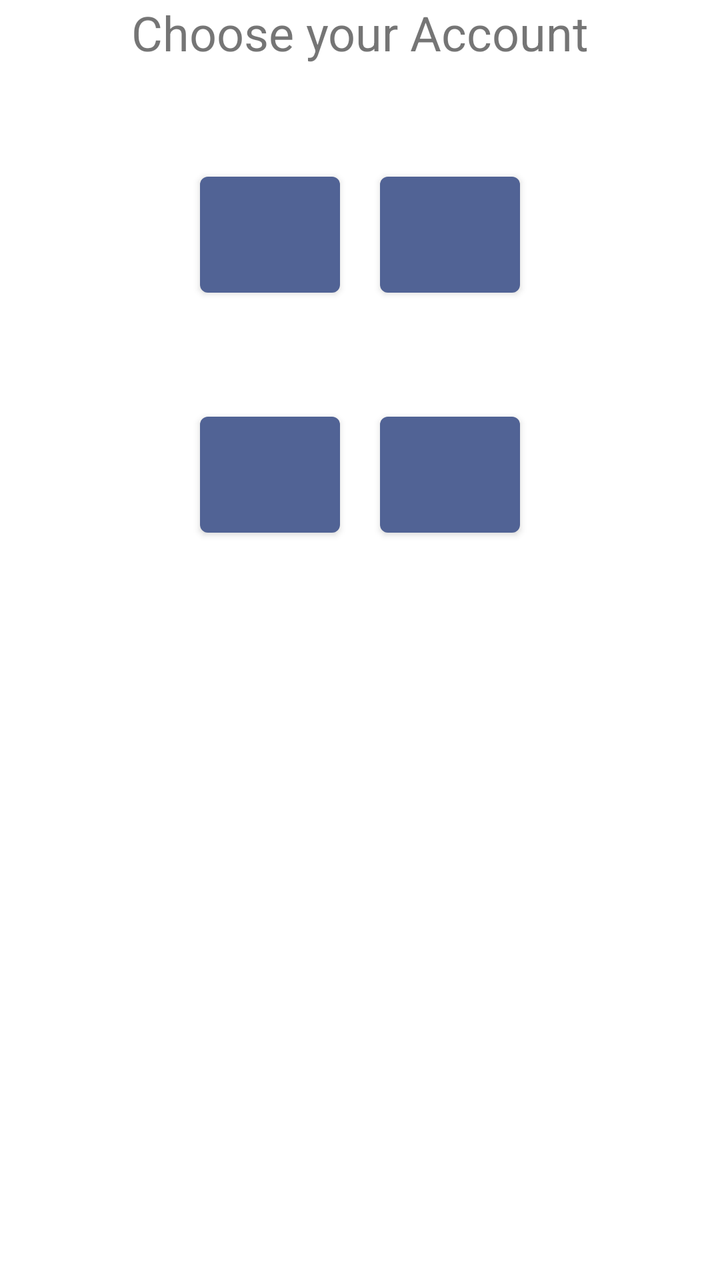
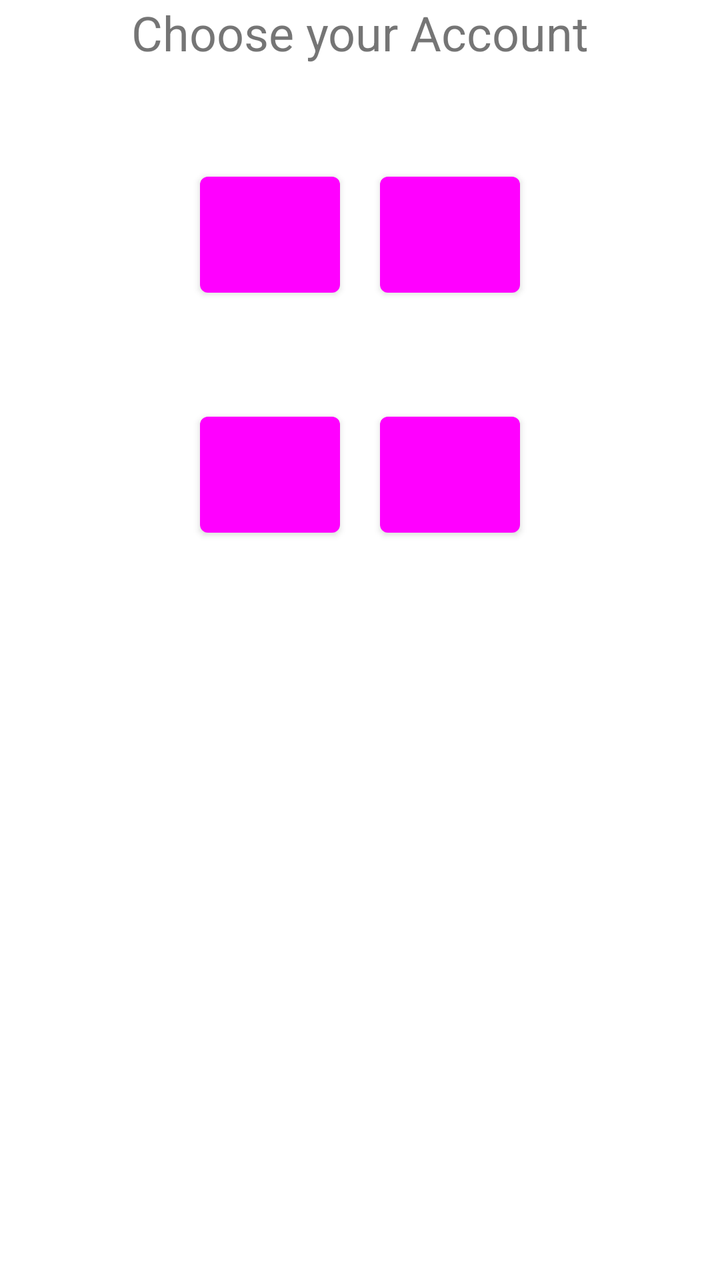

Before-and-after screenshots of an Android layout around one commit, followed by the original layout XML and the change that was made.
<!-- AndroidManifest.xml: application theme Theme.SELab23B02 -->
<!-- res/layout/fragment_multi_user_main.xml -->
<?xml version="1.0" encoding="utf-8"?>
<androidx.constraintlayout.widget.ConstraintLayout xmlns:android="http://schemas.android.com/apk/res/android"
    xmlns:app="http://schemas.android.com/apk/res-auto"
    xmlns:tools="http://schemas.android.com/tools"
    android:layout_width="match_parent"
    android:layout_height="match_parent"
    tools:context=".MultiUserMainFragment">

    <androidx.constraintlayout.widget.ConstraintLayout
        android:id="@+id/linearLayout"
        android:layout_width="match_parent"
        android:layout_height="wrap_content"
        android:orientation="vertical"
        tools:ignore="ExtraText">
        <LinearLayout
            android:layout_width="match_parent"
            android:layout_height="wrap_content"
            tools:ignore="MissingConstraints" />
        <TextView
            android:id="@+id/HeadlineText"
            android:layout_width="match_parent"
            android:layout_height="match_parent"
            android:text="Choose your Account"
            android:textAlignment="center"
            android:textSize="24dp"
            tools:layout_editor_absoluteX="6dp"
            tools:layout_editor_absoluteY="32dp" />
        <Button
            android:id="@+id/ButtonTopLeft"
            android:layout_width="70dp"
            android:layout_height="70dp"
            android:layout_marginTop="50dp"
            android:layout_marginLeft="100dp"
            app:layout_constraintTop_toBottomOf="@+id/HeadlineText"
            app:layout_constraintLeft_toLeftOf="@id/linearLayout"
            />

        <Button
            android:id="@+id/ButtonTopRight"
            android:layout_width="70dp"
            android:layout_height="70dp"
            android:layout_marginTop="50dp"
            android:layout_marginRight="100dp"
            app:layout_constraintTop_toBottomOf="@+id/HeadlineText"
            app:layout_constraintRight_toRightOf="@+id/linearLayout"
            />

        <Button
            android:id="@+id/ButtonBottomLeft"
            android:layout_width="70dp"
            android:layout_height="70dp"
            android:layout_marginTop="50dp"
            android:layout_marginLeft="100dp"
            app:layout_constraintTop_toBottomOf="@+id/ButtonTopLeft"
            app:layout_constraintLeft_toLeftOf="@id/linearLayout"
            />

        <Button
            android:id="@+id/ButtonBottomRight"
            android:layout_width="70dp"
            android:layout_height="70dp"
            android:layout_marginTop="50dp"
            android:layout_marginRight="100dp"
            app:layout_constraintTop_toBottomOf="@+id/ButtonTopRight"
            app:layout_constraintRight_toRightOf="@+id/linearLayout"
            />

    </androidx.constraintlayout.widget.ConstraintLayout>
</androidx.constraintlayout.widget.ConstraintLayout>
<!-- resources referenced by this layout -->
<resources>
  <style name="Theme.SELab23B02" parent="Theme.MaterialComponents.DayNight.DarkActionBar">
          
          <item name="colorPrimary">@color/accent_color</item>
          <item name="colorPrimaryVariant">@color/accent_color</item>
          <item name="colorOnPrimary">@color/white</item>
          
          <item name="colorSecondary">@color/teal_200</item>
          <item name="colorSecondaryVariant">@color/teal_700</item>
          <item name="colorOnSecondary">@color/black</item>
          
          <item name="android:statusBarColor">?attr/colorPrimaryVariant</item>
          
      </style>
  <color name="accent_color">#516395</color>
  <color name="white">#FFFFFFFF</color>
  <color name="teal_200">#FF03DAC5</color>
  <color name="teal_700">#FF018786</color>
  <color name="black">#FF000000</color>
</resources>

<!-- the commit's change to res/layout/fragment_multi_user_main.xml (unified diff, before → after) -->
@@ -4,7 +4,8 @@
     xmlns:tools="http://schemas.android.com/tools"
     android:layout_width="match_parent"
     android:layout_height="match_parent"
-    tools:context=".MultiUserMainFragment">
+    tools:context=".MultiUserMainFragment"
+    android:id="@+id/multiUserMainFragment">
 
     <androidx.constraintlayout.widget.ConstraintLayout
         android:id="@+id/linearLayout"
<!-- resource entries referenced after the edit -->
@@ -2,9 +2,9 @@
 <resources>
   <style name="Theme.SELab23B02" parent="Theme.MaterialComponents.DayNight.DarkActionBar">
           
-          <item name="colorPrimary">@color/accent_color</item>
+          <item name="colorPrimary">@color/off_white</item>
           <item name="colorPrimaryVariant">@color/accent_color</item>
-          <item name="colorOnPrimary">@color/white</item>
+          <item name="colorOnPrimary">@color/black</item>
           
           <item name="colorSecondary">@color/teal_200</item>
           <item name="colorSecondaryVariant">@color/teal_700</item>
@@ -14,7 +14,6 @@
           
       </style>
   <color name="accent_color">#516395</color>
-  <color name="white">#FFFFFFFF</color>
   <color name="teal_200">#FF03DAC5</color>
   <color name="teal_700">#FF018786</color>
   <color name="black">#FF000000</color>
